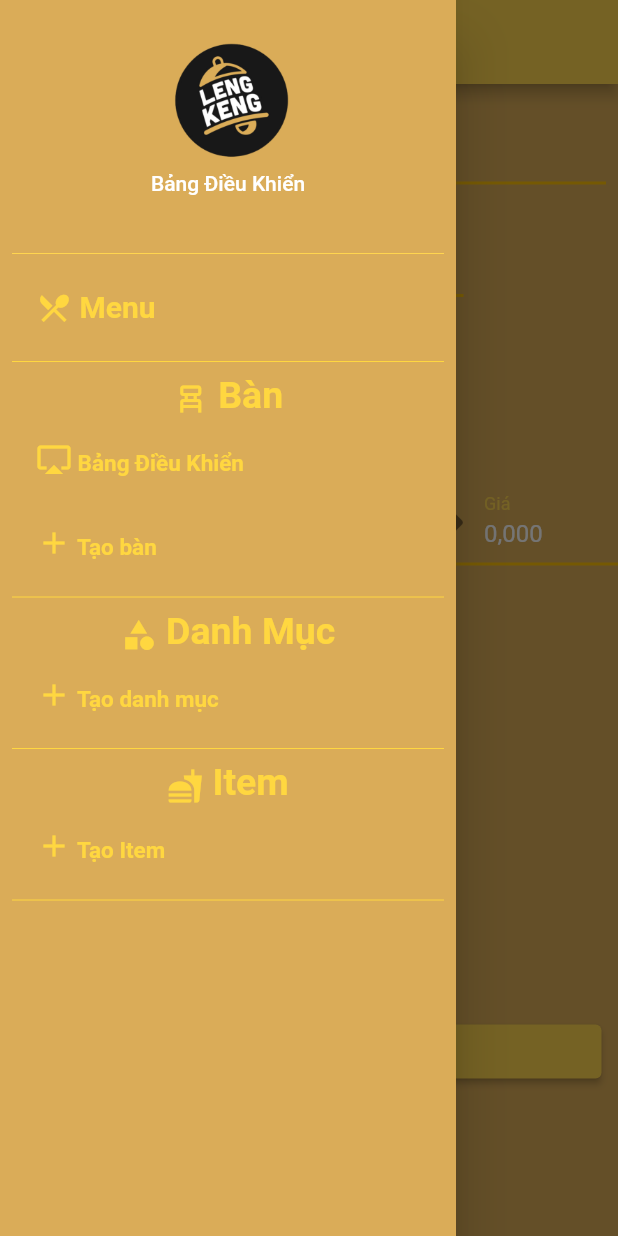
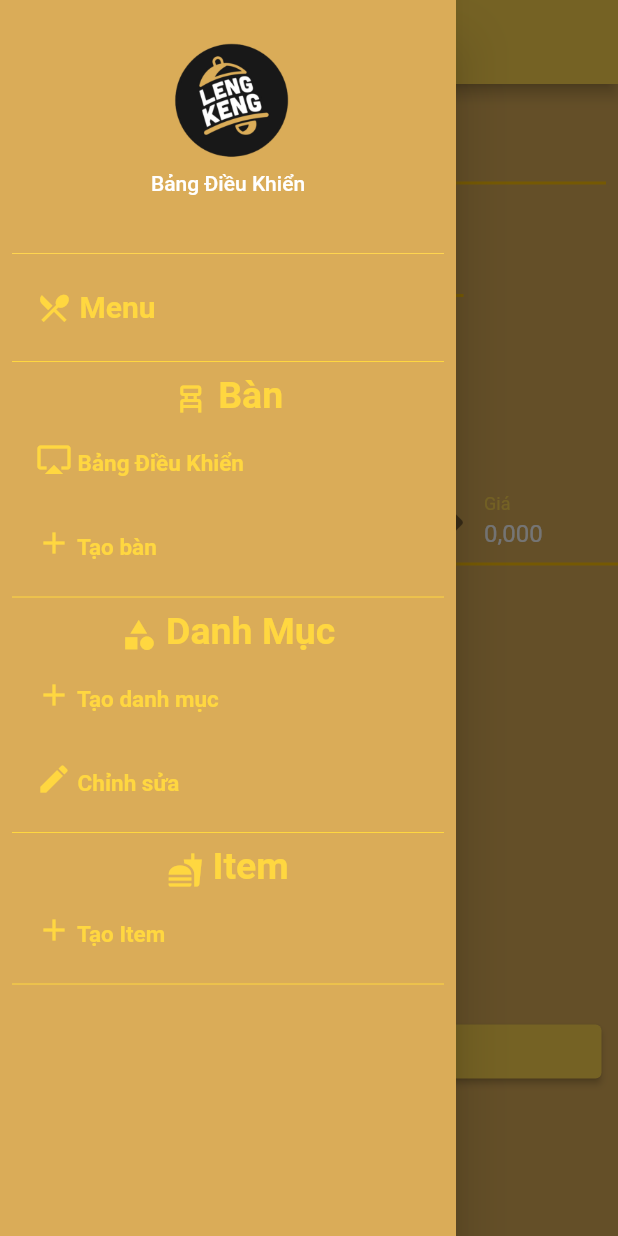
Before and after one commit to dim0147/Hai-Coffe-DenMo, a Flutter app: the CreateItemScreen screen opened by its route, with the side drawer open, on a phone screen of 412 x 824 dp. Run offline on Flutter 3.47's test engine with Material 2 defaults, Android fonts, the phone set to English and light mode, and no system bars; our stand-ins replace extended_masked_text, flutter_slidable, get, hive, hive_flutter, image_picker and 1 more; accounts and stored records are empty; generated files the repository leaves out were written again.

Commit message:
Add list category screen, remove action

```diff
--- a/lib/App/Config.dart
+++ b/lib/App/Config.dart
@@ -1,5 +1,6 @@
 import 'package:flutter/material.dart';
 import 'package:get/get.dart';
+import 'package:hai_noob/Controller/Category/ListCategoryController.dart';
 import 'package:hai_noob/Controller/Menu/AddSpecialItemController.dart';
 import 'package:hai_noob/Controller/Order/PlaceOrderSuccessController.dart';
 import 'package:hai_noob/Controller/Table/AddTableController.dart';
@@ -10,6 +11,7 @@ import 'package:hai_noob/Controller/Order/PlaceOrderController.dart';
 import 'package:hai_noob/Controller/Order/PlaceOrderCouponController.dart';
 import 'package:hai_noob/Controller/Table/TableLocalInfoController.dart';
 import 'package:hai_noob/Controller/Table/TablePanelController.dart';
+import 'package:hai_noob/Screen/Category/ListCategoryScreen.dart';
 import 'package:hai_noob/Screen/Menu/AddSpecialItemScreen.dart';
 import 'package:hai_noob/Screen/Order/PlaceOrderSuccessScreen.dart';
 import 'package:hai_noob/Screen/Table/AddTableScreen.dart';
@@ -88,6 +90,14 @@ class AppConfig {
       page: () => CreateCategoryScreen(),
       binding: BindingsBuilder(() {
         Get.lazyPut(() => CreateCategoryController());
+      }),
+    ),
+    GetPage(
+      transition: Transition.cupertinoDialog,
+      name: '/category/list',
+      page: () => ListCategoryScreen(),
+      binding: BindingsBuilder(() {
+        Get.lazyPut(() => ListCategoryController());
       }),
     ),
     GetPage(
--- a/lib/App/Utils.dart
+++ b/lib/App/Utils.dart
@@ -80,6 +80,26 @@ class Utils {
     );
   }
 
+  static Future<T?> showDialog<T>(
+    String title,
+    String text, {
+    void Function()? onConfirm,
+    void Function()? onCancel,
+  }) {
+    return Get.defaultDialog<T>(
+      backgroundColor: AppConfig.BACKGROUND_COLOR,
+      title: title,
+      middleText: text,
+      onConfirm: onConfirm,
+      onCancel: onCancel,
+      textConfirm: onConfirm != null ? 'Xác nhận' : null,
+      textCancel: onCancel != null ? 'Huỷ bỏ' : null,
+      buttonColor: AppConfig.TEXT_BTN_COLOR,
+      confirmTextColor: AppConfig.OUTLINE_TEXT_BTN_COLOR,
+      cancelTextColor: AppConfig.OUTLINE_TEXT_BTN_COLOR,
+    );
+  }
+
   static T? tryCast<T>(dynamic value) {
     try {
       return (value as T);
--- a/lib/DAO/CategoryDAO.dart
+++ b/lib/DAO/CategoryDAO.dart
@@ -1,3 +1,4 @@
+import 'package:hai_noob/DAO/ItemDAO.dart';
 import 'package:hai_noob/Model/Category.dart';
 import 'package:moor/moor.dart';
 import '../DB/Database.dart';
@@ -8,9 +9,11 @@ part 'CategoryDAO.g.dart';
 class CategoryDAO extends DatabaseAccessor<AppDatabase>
     with _$CategoryDAOMixin {
   $CategoriesTable? table;
+  late final ItemsDAO itemDAO;
 
   CategoryDAO(AppDatabase db) : super(db) {
     table = db.categories;
+    itemDAO = ItemsDAO(db);
   }
 
   Future<List<Category>> listAllCategory() async {
@@ -27,6 +30,16 @@ class CategoryDAO extends DatabaseAccessor<AppDatabase>
     return true;
   }
 
+  Future<void> deleteCategoryById(int categoryId) async {
+    return transaction(() async {
+      // Delete item tables
+      await itemDAO.deleteItemCategoryByCategoryId(categoryId);
+
+      await (delete(categories)..where((tbl) => tbl.id.equals(categoryId)))
+          .go();
+    });
+  }
+
   Future<int> deleteAll() async {
     return delete(table!).go();
   }
--- a/lib/DAO/ItemDAO.dart
+++ b/lib/DAO/ItemDAO.dart
@@ -143,4 +143,10 @@ class ItemsDAO extends DatabaseAccessor<AppDatabase> with _$ItemsDAOMixin {
 
     return listData;
   }
+
+  Future deleteItemCategoryByCategoryId(int categoryId) async {
+    return (delete(db.itemCategories)
+          ..where((tbl) => tbl.categoryId.equals(categoryId)))
+        .go();
+  }
 }
--- a/lib/Screen/Component.dart
+++ b/lib/Screen/Component.dart
@@ -187,6 +187,30 @@ Drawer NavigateMenu() {
                   Get.offAllNamed('/category/add');
                 },
               ),
+              ListTile(
+                title: RichText(
+                  text: TextSpan(
+                    style: TextStyle(
+                        color: AppConfig.HEADER_COLOR,
+                        fontSize: 15,
+                        fontWeight: FontWeight.bold),
+                    children: [
+                      WidgetSpan(
+                        child: Icon(
+                          Icons.edit,
+                          color: AppConfig.HEADER_COLOR,
+                        ),
+                      ),
+                      TextSpan(
+                        text: ' Chỉnh sửa',
+                      )
+                    ],
+                  ),
+                ),
+                onTap: () {
+                  Get.offAllNamed('/category/list');
+                },
+              ),
             ],
           ),
 
--- a/pubspec.yaml
+++ b/pubspec.yaml
@@ -34,6 +34,7 @@ dependencies:
   image_picker: ^0.8.3
   collection: ^1.15.0
   extended_masked_text: ^2.3.0
+  flutter_slidable: ^0.6.0
 
 dev_dependencies:
   flutter_test:
```
Also changed, not shown: lib/Controller/Category/ListCategoryController.dart (added, +51 -0 lines), lib/Screen/Category/ListCategoryScreen.dart (added, +72 -0 lines), pubspec.lock.
